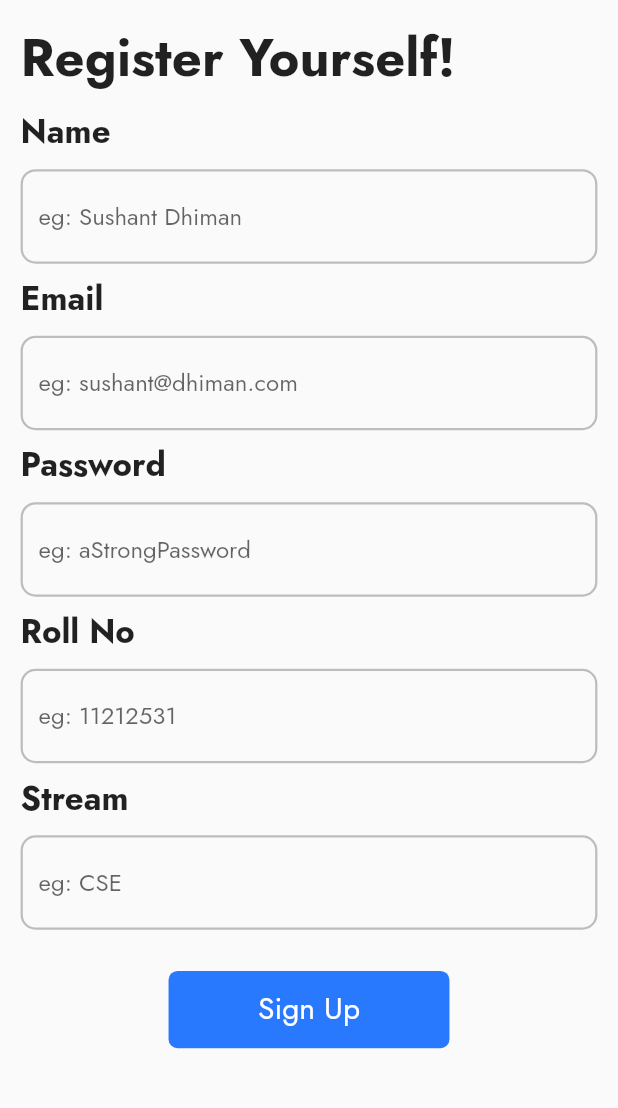
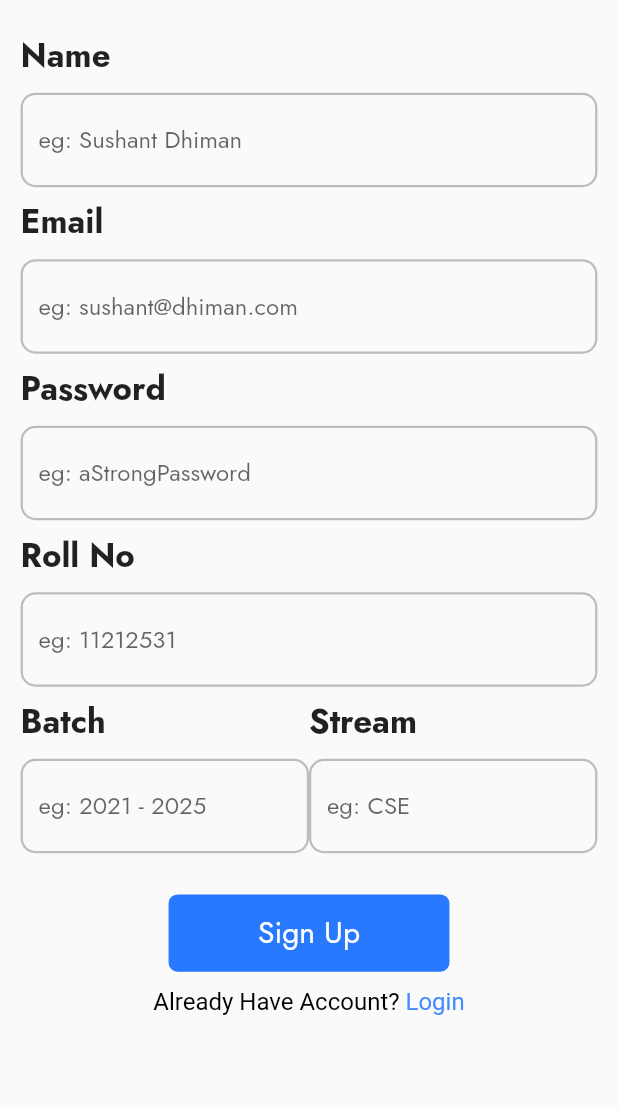
Before and after one commit to sushant102004/CODExApp, a Flutter app: the screen it shows after launch, after a tap on "Continue", on a phone screen of 412 x 824 dp, the part 84-1192 px from its top. Run offline on Flutter 3.47's test engine with Material 2 defaults, Android fonts, the phone set to English and light mode, and no system bars; our stand-ins replace firebase_core, get, google_fonts; accounts and stored records are empty.

Commit message:
Register Page Expection Handler

```diff
--- a/lib/main.dart
+++ b/lib/main.dart
@@ -1,10 +1,16 @@
-import 'package:codex/views/authentication/views/authenticationpage.dart';
+import 'package:codex/firebase_options.dart';
+import 'package:codex/views/authentication/views/registerpage.dart';
 import 'package:codex/views/splash/view/splashscreen.dart';
+import 'package:firebase_core/firebase_core.dart';
 import 'package:flutter/material.dart';
 import 'package:get/get.dart';
 import 'package:google_fonts/google_fonts.dart';
 
 void main() async {
+  WidgetsFlutterBinding.ensureInitialized();
+  await Firebase.initializeApp(
+    options: DefaultFirebaseOptions.currentPlatform,
+  );
   runApp(const MyApp());
 }
 
@@ -18,8 +24,7 @@ class MyApp extends StatelessWidget {
       theme: ThemeData(textTheme: GoogleFonts.jostTextTheme()),
       getPages: [
         GetPage(name: '/splash', page: () => const SplashScreen()),
-        GetPage(
-            name: '/authentication', page: () => const AuthenticationScreen())
+        GetPage(name: '/register', page: () => const AuthenticationScreen())
       ],
       initialRoute: '/splash',
     );
--- a/lib/views/authentication/controller/authenticationpagecontroller.dart
+++ /dev/null
@@ -1,3 +0,0 @@
-import 'package:get/get.dart';
-
-class AuthenticationPageController extends GetxController {}
--- /dev/null
+++ b/lib/views/authentication/controller/registerpagecontroller.dart
@@ -0,0 +1,92 @@
+import 'package:flutter/cupertino.dart';
+import 'package:get/get.dart';
+
+class RegisterController extends GetxController {
+  final GlobalKey<FormState> registerFormKey = GlobalKey<FormState>();
+
+  late TextEditingController nameController,
+      emailController,
+      passwordController,
+      rollNoController,
+      batchController,
+      streamController;
+
+  var name = '';
+  var email = '';
+  var password = '';
+  var rollNo = '';
+  var batch = '';
+  var stream = '';
+
+  @override
+  void onInit() {
+    super.onInit();
+    nameController = TextEditingController();
+    emailController = TextEditingController();
+    passwordController = TextEditingController();
+    rollNoController = TextEditingController();
+    batchController = TextEditingController();
+    streamController = TextEditingController();
+  }
+
+  String? validateEmail(String value) {
+    if (!GetUtils.isEmail(value)) {
+      return 'Please Provide Valid Email';
+    }
+    return null;
+  }
+
+  String? validateName(String value) {
+    if (value.length < 4) {
+      return 'Please Enter Your Name';
+    }
+    return null;
+  }
+
+  String? validatePassword(String value) {
+    if (GetUtils.isNull(value) || value.length < 6) {
+      return 'Please A Password More Then 6 Alphabets';
+    }
+    return null;
+  }
+
+  String? validateRollNo(String value) {
+    if (value.isEmpty || GetUtils.isAlphabetOnly(value) || value.length < 8) {
+      return 'Please Enter Valid Roll No';
+    }
+    return null;
+  }
+
+  String? validateBatch(String value) {
+    if (value.isEmpty) {
+      return 'Please Enter Your Batch';
+    }
+    return null;
+  }
+
+  String? validateStream(String value) {
+    if (value.isEmpty) {
+      return 'Please Enter Your Stream';
+    }
+    return null;
+  }
+
+  register() {
+    final isInputValid = registerFormKey.currentState!.validate();
+    if (!isInputValid) {
+      return;
+    }
+    registerFormKey.currentState!.save();
+  }
+
+  @override
+  void onClose() {
+    super.onClose();
+    nameController.dispose();
+    emailController.dispose();
+    passwordController.dispose();
+    rollNoController.dispose();
+    batchController.dispose();
+    streamController.dispose();
+  }
+}
--- a/lib/views/authentication/views/authenticationpage.dart
+++ /dev/null
@@ -1,160 +0,0 @@
-import 'package:flutter/material.dart';
-
-class AuthenticationScreen extends StatefulWidget {
-  const AuthenticationScreen({Key? key}) : super(key: key);
-
-  @override
-  State<AuthenticationScreen> createState() => _AuthenticationScreenState();
-}
-
-class _AuthenticationScreenState extends State<AuthenticationScreen> {
-  final nameController = TextEditingController();
-  @override
-  Widget build(BuildContext context) {
-    final _size = MediaQuery.of(context).size;
-    return Scaffold(
-      appBar: AppBar(
-        backgroundColor: Colors.grey.shade100,
-        elevation: 0,
-        title: const Text(
-          'CODEx',
-          style: TextStyle(
-              color: Colors.black, fontSize: 23, fontWeight: FontWeight.bold),
-        ),
-        centerTitle: true,
-        leading: IconButton(
-            onPressed: () {
-              Navigator.pop(context);
-            },
-            icon: const Icon(
-              Icons.arrow_back_ios_new,
-              color: Colors.black,
-            )),
-      ),
-      body: SingleChildScrollView(
-        scrollDirection: Axis.vertical,
-        child: Column(
-          children: [
-            Padding(
-              padding: EdgeInsets.only(
-                  left: _size.width / 30,
-                  right: _size.width / 30,
-                  top: _size.width / 30),
-              child: Column(
-                children: [
-                  Row(
-                      mainAxisAlignment: MainAxisAlignment.start,
-                      children: const [
-                        Text(
-                          'Register Yourself!',
-                          style: TextStyle(
-                              fontSize: 35, fontWeight: FontWeight.bold),
-                        )
-                      ]),
-                  HeadingAndInputField(
-                      size: _size,
-                      textController: nameController,
-                      heading: 'Name',
-                      hintText: 'eg: Sushant Dhiman'),
-                  HeadingAndInputField(
-                      size: _size,
-                      textController: nameController,
-                      heading: 'Email',
-                      hintText: 'eg: sushant@dhiman.com'),
-                  HeadingAndInputField(
-                      size: _size,
-                      textController: nameController,
-                      heading: 'Password',
-                      hintText: 'eg: aStrongPassword'),
-                  HeadingAndInputField(
-                      size: _size,
-                      textController: nameController,
-                      heading: 'Roll No',
-                      hintText: 'eg: 11212531'),
-                  HeadingAndInputField(
-                      size: _size,
-                      textController: nameController,
-                      heading: 'Stream',
-                      hintText: 'eg: CSE'),
-                  Padding(
-                    padding: EdgeInsets.only(top: _size.height / 30),
-                    child: Container(
-                      width: _size.width / 2.2,
-                      height: _size.height / 16,
-                      decoration: BoxDecoration(
-                          color: Colors.blueAccent.shade400,
-                          borderRadius: BorderRadius.circular(6)),
-                      child: const Center(
-                        child: Text(
-                          'Sign Up',
-                          style: TextStyle(
-                            color: Colors.white,
-                            fontSize: 20,
-                          ),
-                        ),
-                      ),
-                    ),
-                  )
-                ],
-              ),
-            )
-          ],
-        ),
-      ),
-    );
-  }
-}
-
-class HeadingAndInputField extends StatelessWidget {
-  const HeadingAndInputField({
-    Key? key,
-    required Size size,
-    required this.textController,
-    required this.heading,
-    required this.hintText,
-  })  : _size = size,
-        super(key: key);
-
-  final Size _size;
-  final String heading;
-  final String hintText;
-  final TextEditingController textController;
-
-  @override
-  Widget build(BuildContext context) {
-    return Column(
-      children: [
-        Padding(
-          padding: EdgeInsets.only(top: _size.height / 120),
-          child: Row(
-            mainAxisAlignment: MainAxisAlignment.start,
-            children: [
-              Text(
-                heading,
-                style:
-                    const TextStyle(fontSize: 22, fontWeight: FontWeight.bold),
-              ),
-            ],
-          ),
-        ),
-        Padding(
-          padding: EdgeInsets.only(top: _size.height / 90),
-          child: TextFormField(
-            controller: textController,
-            decoration: InputDecoration(
-              enabledBorder: OutlineInputBorder(
-                  borderRadius: BorderRadius.circular(10),
-                  borderSide:
-                      BorderSide(color: Colors.grey.shade400, width: 1.5)),
-              focusedBorder: OutlineInputBorder(
-                  borderRadius: BorderRadius.circular(10),
-                  borderSide:
-                      BorderSide(color: Colors.grey.shade400, width: 1.5)),
-              hintText: hintText,
-            ),
-          ),
-        )
-      ],
-    );
-  }
-}
--- /dev/null
+++ b/lib/views/authentication/views/registerpage.dart
@@ -0,0 +1,244 @@
+import 'package:codex/views/authentication/controller/registerpagecontroller.dart';
+import 'package:codex/views/authentication/views/loginpage.dart';
+import 'package:flutter/material.dart';
+import 'package:get/get.dart';
+
+class AuthenticationScreen extends StatefulWidget {
+  const AuthenticationScreen({Key? key}) : super(key: key);
+
+  @override
+  State<AuthenticationScreen> createState() => _AuthenticationScreenState();
+}
+
+class _AuthenticationScreenState extends State<AuthenticationScreen> {
+  @override
+  Widget build(BuildContext context) {
+    final _size = MediaQuery.of(context).size;
+    final registerController = Get.put(RegisterController());
+    return Scaffold(
+      appBar: AppBar(
+        backgroundColor: Colors.grey.shade100,
+        elevation: 0,
+        title: const Text(
+          'CODEx',
+          style: TextStyle(
+              color: Colors.black, fontSize: 23, fontWeight: FontWeight.bold),
+        ),
+        centerTitle: true,
+        leading: IconButton(
+            onPressed: () {
+              Navigator.pop(context);
+            },
+            icon: const Icon(
+              Icons.arrow_back_ios_new,
+              color: Colors.black,
+            )),
+      ),
+      body: SingleChildScrollView(
+        scrollDirection: Axis.vertical,
+        child: Padding(
+            padding: EdgeInsets.only(
+                left: _size.width / 30,
+                right: _size.width / 30,
+                top: _size.width / 30),
+            child: Form(
+              key: registerController.registerFormKey,
+              autovalidateMode: AutovalidateMode.onUserInteraction,
+              child: Column(
+                children: [
+                  HeadingAndInputField(
+                    size: _size,
+                    textController: registerController.nameController,
+                    heading: 'Name',
+                    hintText: 'eg: Sushant Dhiman',
+                    onSaved: (value) {
+                      registerController.name = value!;
+                    },
+                    validate: (value) {
+                      return registerController.validateName(value!);
+                    },
+                  ),
+                  HeadingAndInputField(
+                    size: _size,
+                    textController: registerController.emailController,
+                    heading: 'Email',
+                    hintText: 'eg: sushant@dhiman.com',
+                    onSaved: (value) {
+                      registerController.email = value!;
+                    },
+                    validate: (value) {
+                      return registerController.validateEmail(value!);
+                    },
+                  ),
+                  HeadingAndInputField(
+                    size: _size,
+                    textController: registerController.passwordController,
+                    heading: 'Password',
+                    hintText: 'eg: aStrongPassword',
+                    onSaved: (value) {
+                      registerController.password = value!;
+                    },
+                    validate: (value) {
+                      return registerController.validatePassword(value!);
+                    },
+                  ),
+                  HeadingAndInputField(
+                    size: _size,
+                    textController: registerController.rollNoController,
+                    heading: 'Roll No',
+                    hintText: 'eg: 11212531',
+                    onSaved: (value) {
+                      registerController.rollNo = value!;
+                    },
+                    validate: (value) {
+                      return registerController.validateRollNo(value!);
+                    },
+                  ),
+                  Row(
+                      mainAxisAlignment: MainAxisAlignment.spaceAround,
+                      children: [
+                        Expanded(
+                          child: HeadingAndInputField(
+                            size: _size,
+                            textController: registerController.batchController,
+                            heading: 'Batch',
+                            hintText: 'eg: 2021 - 2025',
+                            onSaved: (value) {
+                              registerController.batch = value!;
+                            },
+                            validate: (value) {
+                              return registerController.validateBatch(value!);
+                            },
+                          ),
+                        ),
+                        Expanded(
+                          child: HeadingAndInputField(
+                            size: _size,
+                            textController: registerController.streamController,
+                            heading: 'Stream',
+                            hintText: 'eg: CSE',
+                            onSaved: (value) {
+                              registerController.stream = value!;
+                            },
+                            validate: (value) {
+                              return registerController.validateStream(value!);
+                            },
+                          ),
+                        ),
+                      ]),
+                  Padding(
+                    padding: EdgeInsets.only(top: _size.height / 30),
+                    child: InkWell(
+                      onTap: () {
+                        registerController.register();
+                      },
+                      child: Container(
+                        width: _size.width / 2.2,
+                        height: _size.height / 16,
+                        decoration: BoxDecoration(
+                            color: Colors.blueAccent.shade400,
+                            borderRadius: BorderRadius.circular(6)),
+                        child: const Center(
+                          child: Text(
+                            'Sign Up',
+                            style: TextStyle(
+                              color: Colors.white,
+                              fontSize: 20,
+                            ),
+                          ),
+                        ),
+                      ),
+                    ),
+                  ),
+                  Padding(
+                    padding: EdgeInsets.only(top: _size.height / 80),
+                    child: InkWell(
+                      onTap: () {
+                        Navigator.push(
+                            context,
+                            MaterialPageRoute(
+                              builder: (context) => const LoginPage(),
+                            ));
+                      },
+                      child: RichText(
+                        text: const TextSpan(
+                            text: "Already Have Account?",
+                            style: TextStyle(
+                              color: Colors.black,
+                              fontSize: 16,
+                            ),
+                            children: [
+                              TextSpan(
+                                  text: " Login",
+                                  style: TextStyle(color: Colors.blueAccent))
+                            ]),
+                      ),
+                    ),
+                  ),
+                ],
+              ),
+            )),
+      ),
+    );
+  }
+}
+
+class HeadingAndInputField extends StatelessWidget {
+  const HeadingAndInputField({
+    Key? key,
+    required Size size,
+    required this.textController,
+    required this.heading,
+    required this.hintText,
+    required this.onSaved,
+    required this.validate,
+  })  : _size = size,
+        super(key: key);
+
+  final Size _size;
+  final String heading;
+  final String hintText;
+  final TextEditingController textController;
+  final void Function(String?)? onSaved;
+  final String? Function(String?)? validate;
+
+  @override
+  Widget build(BuildContext context) {
+    return Column(
+      children: [
+        Padding(
+          padding: EdgeInsets.only(top: _size.height / 120),
+          child: Row(
+            mainAxisAlignment: MainAxisAlignment.start,
+            children: [
+              Text(
+                heading,
+                style:
+                    const TextStyle(fontSize: 22, fontWeight: FontWeight.bold),
+              ),
+            ],
+          ),
+        ),
+        Padding(
+          padding: EdgeInsets.only(top: _size.height / 90),
+          child: TextFormField(
+            controller: textController,
+            decoration: InputDecoration(
+              enabledBorder: OutlineInputBorder(
+                  borderRadius: BorderRadius.circular(10),
+                  borderSide:
+                      BorderSide(color: Colors.grey.shade400, width: 1.5)),
+              focusedBorder: OutlineInputBorder(
+                  borderRadius: BorderRadius.circular(10),
+                  borderSide:
+                      BorderSide(color: Colors.grey.shade400, width: 1.5)),
+              hintText: hintText,
+            ),
+            onSaved: onSaved,
+            validator: validate,
+          ),
+        )
+      ],
+    );
+  }
+}
--- a/lib/views/splash/controller/splashcontroller.dart
+++ b/lib/views/splash/controller/splashcontroller.dart
@@ -1,8 +1,10 @@
+import 'dart:async';
+
 import 'package:get/get.dart';
 
 class SplashController {
   goToAuthentication() {
     printInfo(info: 'Navigated');
-    Get.toNamed('/authentication');
+    Get.toNamed('/register');
   }
 }
--- a/lib/views/splash/view/splashscreen.dart
+++ b/lib/views/splash/view/splashscreen.dart
@@ -9,9 +9,12 @@ class SplashScreen extends StatelessWidget {
   Widget build(BuildContext context) {
     final _size = MediaQuery.of(context).size;
     final splashScreenController = Get.put(SplashController());
+
     return Scaffold(
       backgroundColor: Colors.white,
-      body: SizedBox(
+      body: SingleChildScrollView(
+        scrollDirection: Axis.vertical,
+        child: SizedBox(
           height: _size.height,
           width: _size.width,
           child: Column(
@@ -70,6 +73,7 @@ class SplashScreen extends StatelessWidget {
             ],
           ),
         ),
+      ),
     );
   }
 }
```
Also changed, not shown: lib/views/authentication/views/loginpage.dart (added, +126 -0 lines), pubspec.yaml (+4 -7 lines), lib/firebase_options.dart (added), pubspec.lock, 9 other files. Lines whose indentation alone changed are shown as unchanged.
